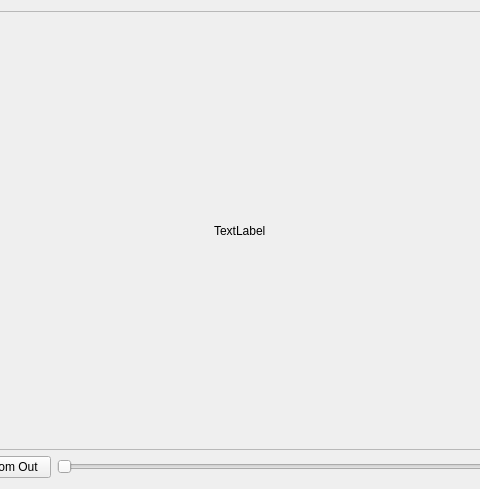
Old version of the form imagewidget.ui in the repository dheerajshenoy/FITSExplorer; both pictures show x 126 to 606 and y 0 to 489 of the 732 by 489 pixel window.
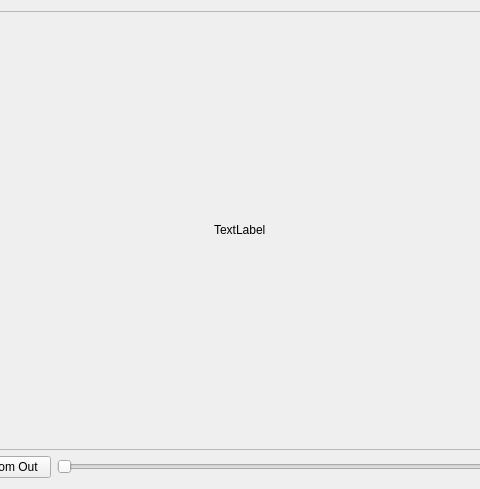
New version of the form.

The edit to the form file:
```diff
--- a/imagewidget.ui
+++ b/imagewidget.ui
@@ -28,9 +28,21 @@
         <height>423</height>
        </rect>
       </property>
+      <property name="sizePolicy">
+       <sizepolicy hsizetype="Preferred" vsizetype="Preferred">
+        <horstretch>0</horstretch>
+        <verstretch>0</verstretch>
+       </sizepolicy>
+      </property>
       <layout class="QVBoxLayout" name="verticalLayout_2">
        <item alignment="Qt::AlignHCenter">
         <widget class="QLabel" name="image_label">
+         <property name="sizePolicy">
+          <sizepolicy hsizetype="Fixed" vsizetype="Fixed">
+           <horstretch>0</horstretch>
+           <verstretch>0</verstretch>
+          </sizepolicy>
+         </property>
          <property name="text">
           <string>TextLabel</string>
          </property>
```
